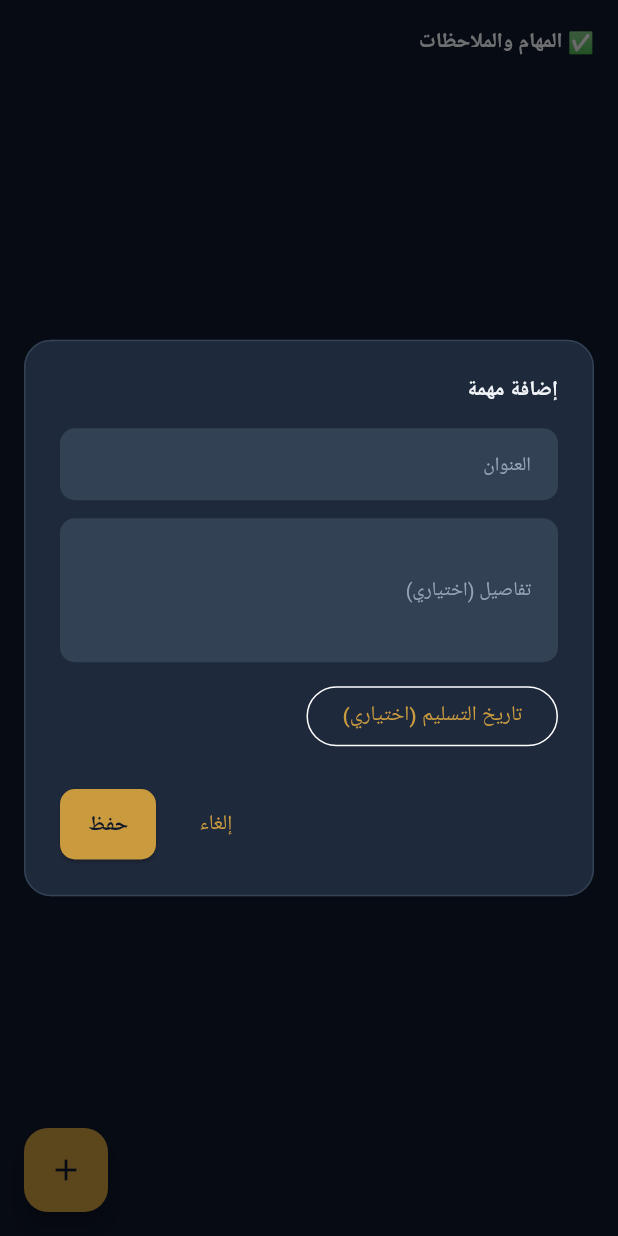
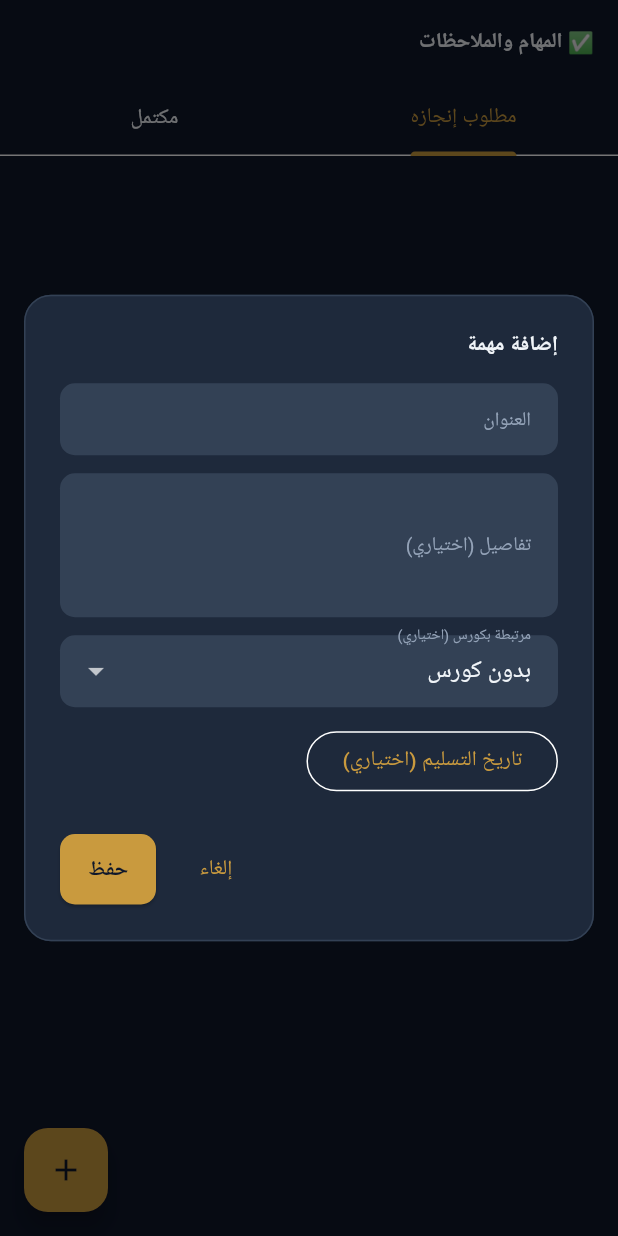
Before and after one commit to STUDYHUBAcademy/studyhub-app-web, a Flutter app: the TasksScreen screen opened by its route, after a tap on the "add" icon, on a phone screen of 412 x 824 dp. Run offline on Flutter 3.47's test engine with Material 3 defaults, Android fonts, the phone set to English and light mode, and no system bars; our stand-ins replace fl_chart, flutter_dotenv, flutter_local_notifications, flutter_riverpod, flutter_timezone, go_router and 6 more; missing offline and left inert: extension_google_sign_in_as_googleapis_auth, google_sign_in_web, googleapis; accounts and stored records are empty; Roboto replaces fonts that are missing (Tajawal).

Commit message:
Hide tutor contacts from ALI's account, add course-linked tasks
- New canViewTutorContacts helper hides a tutor's phone/WhatsApp/
  email (and the buttons that expose them) whenever the signed-in
  owner is studyhub.ksa@gmail.com.
- Course detail screen: replace the single freeform notes field with
  a "المهام والملاحظات" section backed by the existing tasks table
  (linked_course_id), with quick-add and a pending/completed toggle.
- Tasks screen: real two-tab layout (pending/completed) instead of a
  single scrolling list, course picker when adding a task, and the
  linked course name shown on each tile.

```diff
--- a/lib/features/tasks/presentation/screens/tasks_screen.dart
+++ b/lib/features/tasks/presentation/screens/tasks_screen.dart
@@ -4,6 +4,8 @@ import 'package:intl/intl.dart' as intl;
 
 import '../../../../core/theme/app_colors.dart';
 import '../../../../core/widgets/realtime_error_view.dart';
+import '../../../courses/domain/entities/course.dart';
+import '../../../courses/presentation/providers/courses_providers.dart';
 import '../../domain/entities/task.dart';
 import '../providers/tasks_providers.dart';
 
@@ -14,7 +16,10 @@ class TasksScreen extends ConsumerWidget {
     final titleController = TextEditingController();
     final bodyController = TextEditingController();
     DateTime? dueDate;
+    Course? linkedCourse;
     String? formError;
+    final courses = (ref.read(coursesProvider).valueOrNull ?? [])
+      ..sort((a, b) => a.subjectName.compareTo(b.subjectName));
 
     final saved = await showDialog<bool>(
       context: context,
@@ -43,6 +48,26 @@ class TasksScreen extends ConsumerWidget {
                     decoration: const InputDecoration(
                       labelText: 'تفاصيل (اختياري)',
                     ),
+                  ),
+                  const SizedBox(height: 12),
+                  DropdownButtonFormField<Course?>(
+                    initialValue: linkedCourse,
+                    decoration: const InputDecoration(
+                      labelText: 'مرتبطة بكورس (اختياري)',
+                    ),
+                    items: [
+                      const DropdownMenuItem(
+                        value: null,
+                        child: Text('بدون كورس'),
+                      ),
+                      ...courses.map(
+                        (c) => DropdownMenuItem(
+                          value: c,
+                          child: Text(c.subjectName),
+                        ),
+                      ),
+                    ],
+                    onChanged: (v) => setState(() => linkedCourse = v),
                   ),
                   const SizedBox(height: 12),
                   OutlinedButton(
@@ -108,6 +133,7 @@ class TasksScreen extends ConsumerWidget {
               ? null
               : bodyController.text.trim(),
           dueDate: dueDate,
+          linkedCourseId: linkedCourse?.id,
         );
   }
 
@@ -231,8 +257,18 @@ class TasksScreen extends ConsumerWidget {
   Widget build(BuildContext context, WidgetRef ref) {
     final tasksAsync = ref.watch(tasksProvider);
 
-    return Scaffold(
-      appBar: AppBar(title: const Text('✅ المهام والملاحظات')),
+    return DefaultTabController(
+      length: 2,
+      child: Scaffold(
+        appBar: AppBar(
+          title: const Text('✅ المهام والملاحظات'),
+          bottom: const TabBar(
+            tabs: [
+              Tab(text: 'مطلوب إنجازه'),
+              Tab(text: 'مكتمل'),
+            ],
+          ),
+        ),
         floatingActionButton: FloatingActionButton(
           onPressed: () => _addTask(context, ref),
           child: const Icon(Icons.add),
@@ -244,54 +280,55 @@ class TasksScreen extends ConsumerWidget {
             onRetry: () => ref.invalidate(tasksProvider),
           ),
           data: (tasks) {
-          if (tasks.isEmpty) {
-            return const Center(
-              child: Text(
-                'لسه مفيش مهام مسجلة',
-                style: TextStyle(color: AppColors.textMuted),
+            final open = tasks.where((t) => t.status != 'done').toList();
+            final done = tasks.where((t) => t.status == 'done').toList();
+            return TabBarView(
+              children: [
+                _TasksList(
+                  tasks: open,
+                  emptyMessage: 'لسه مفيش مهام مطلوبة',
+                  onTapTask: (t) => _editTask(context, ref, t),
                 ),
-            );
-          }
-          final open = tasks.where((t) => t.status == 'open').toList();
-          final done = tasks.where((t) => t.status == 'done').toList();
-          return ListView(
-            padding: const EdgeInsets.fromLTRB(16, 12, 16, 90),
-            children: [
-              if (open.isNotEmpty) ...[
-                const Text(
-                  'مهام مفتوحة',
-                  style: TextStyle(fontWeight: FontWeight.w700, fontSize: 13),
+                _TasksList(
+                  tasks: done,
+                  emptyMessage: 'لسه مفيش مهام مكتملة',
+                  onTapTask: (t) => _editTask(context, ref, t),
                 ),
-                const SizedBox(height: 8),
-                ...open.map(
-                  (t) => _TaskTile(
-                    task: t,
-                    onTap: () => _editTask(context, ref, t),
-                  ),
-                ),
-              ],
-              if (done.isNotEmpty) ...[
-                const SizedBox(height: 20),
-                const Text(
-                  'مهام منجزة',
-                  style: TextStyle(
-                    fontWeight: FontWeight.w700,
-                    fontSize: 13,
-                    color: AppColors.textMuted,
-                  ),
-                ),
-                const SizedBox(height: 8),
-                ...done.map(
-                  (t) => _TaskTile(
-                    task: t,
-                    onTap: () => _editTask(context, ref, t),
-                  ),
-                ),
-              ],
               ],
             );
           },
         ),
+      ),
+    );
+  }
+}
+
+class _TasksList extends StatelessWidget {
+  const _TasksList({
+    required this.tasks,
+    required this.emptyMessage,
+    required this.onTapTask,
+  });
+
+  final List<Task> tasks;
+  final String emptyMessage;
+  final void Function(Task) onTapTask;
+
+  @override
+  Widget build(BuildContext context) {
+    if (tasks.isEmpty) {
+      return Center(
+        child: Text(
+          emptyMessage,
+          style: const TextStyle(color: AppColors.textMuted),
+        ),
+      );
+    }
+    return ListView.builder(
+      padding: const EdgeInsets.fromLTRB(16, 12, 16, 90),
+      itemCount: tasks.length,
+      itemBuilder: (context, i) =>
+          _TaskTile(task: tasks[i], onTap: () => onTapTask(tasks[i])),
     );
   }
 }
@@ -307,6 +344,12 @@ class _TaskTile extends ConsumerWidget {
     final done = task.status == 'done';
     final overdue =
         !done && task.dueDate != null && task.dueDate!.isBefore(DateTime.now());
+    final courseName = task.linkedCourseId == null
+        ? null
+        : (ref.watch(coursesProvider).valueOrNull ?? [])
+              .where((c) => c.id == task.linkedCourseId)
+              .firstOrNull
+              ?.subjectName;
 
     return Card(
       margin: const EdgeInsets.only(bottom: 8),
@@ -330,6 +373,18 @@ class _TaskTile extends ConsumerWidget {
         subtitle: Column(
           crossAxisAlignment: CrossAxisAlignment.start,
           children: [
+            if (courseName != null)
+              Padding(
+                padding: const EdgeInsets.only(bottom: 2),
+                child: Text(
+                  '📘 $courseName',
+                  style: const TextStyle(
+                    fontSize: 11,
+                    fontWeight: FontWeight.w700,
+                    color: AppColors.accent,
+                  ),
+                ),
+              ),
             if (task.body != null && task.body!.isNotEmpty)
               Text(
                 task.body!,
```
Also changed, not shown: lib/core/utils/access_control.dart (added, +8 -0 lines), lib/features/courses/presentation/screens/course_detail_screen.dart (+195 -62 lines), lib/features/tutors/presentation/screens/tutor_detail_screen.dart (+6 -3 lines). Lines whose indentation alone changed are shown as unchanged.
